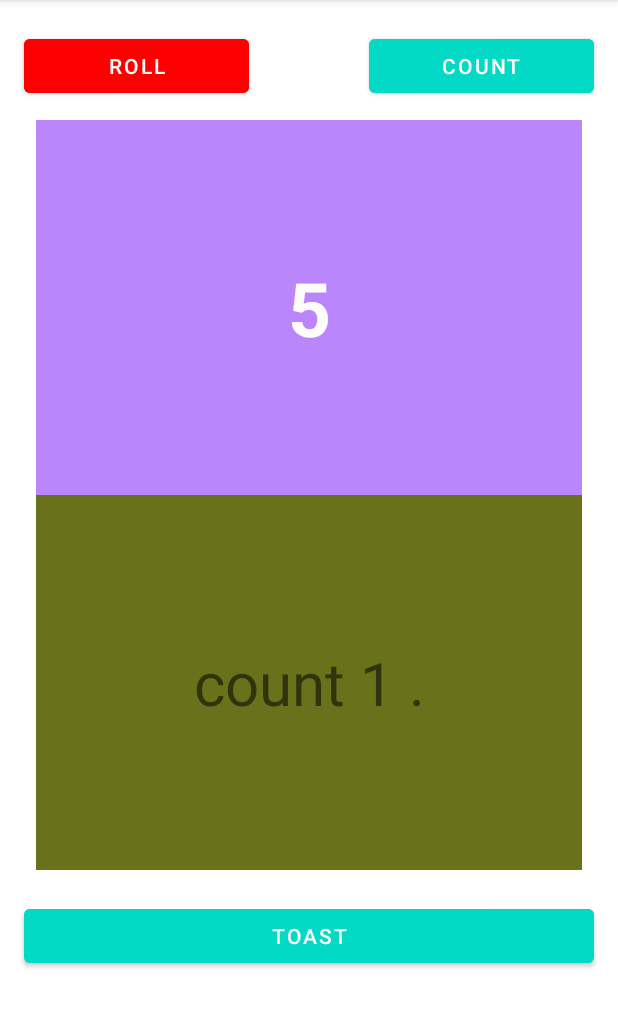
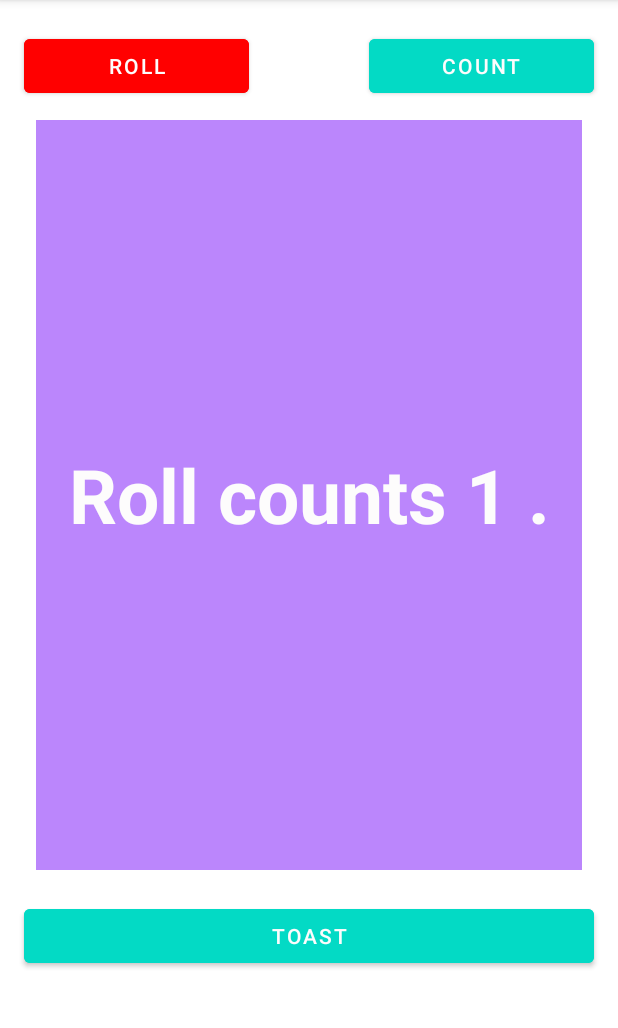
Before and after one commit to dennis-199/diceRoll, an Android app: the screen it shows after launch (MainActivity), after a tap on "COUNT", on a phone screen of 412 x 824 dp, the part 84-1112 px from its top. Run offline under Robolectric (Android 15) with nearby library versions, the phone set to English and light mode, and no system bars; 1 other tap on this screen came first.

Commit message:
count button added

```diff
--- a/app/src/main/java/com/example/diceroll/MainActivity.kt
+++ b/app/src/main/java/com/example/diceroll/MainActivity.kt
@@ -16,9 +16,18 @@ class MainActivity : AppCompatActivity() {
         buttonToast.setOnClickListener { showToast() }
 
     val buttonRoll: Button = findViewById(R.id.button_roll)
-        buttonRoll.setOnClickListener { rollDice() }
+        buttonRoll.setOnClickListener { rollDice()
+            count++}
+
+    val buttonCount: Button = findViewById(R.id.button_count)
+        buttonCount.setOnClickListener { onTouch() }
 
 
+    }
+
+    private fun onTouch() {
+        val counttext: TextView = findViewById(R.id.text_result)
+        counttext.text="Roll counts $count ."
     }
 
     private fun showToast(){
@@ -31,10 +40,5 @@ class MainActivity : AppCompatActivity() {
         textviewresult.text = generatedRandom.toString()
     }
 
-    fun onTouch(view: View) {
-        count+= 1
 
-        val counttextview = findViewById(R.id.counttextview) as TextView
-        counttextview.text = "count $count ."
-    }
 }
--- a/app/src/main/res/layout/activity_main.xml
+++ b/app/src/main/res/layout/activity_main.xml
@@ -25,7 +25,6 @@
         android:layout_marginTop="20dp"
         android:layout_marginEnd="16dp"
         android:backgroundTint="@color/teal_200"
-        android:onClick="onTouch"
         android:text="@string/count_button"
         app:layout_constraintEnd_toEndOf="parent"
         app:layout_constraintLeft_toRightOf="@id/button_roll"
@@ -34,7 +33,7 @@
     <TextView
         android:id="@+id/text_result"
         android:layout_width="match_parent"
-        android:layout_height="250dp"
+        android:layout_height="500dp"
         android:layout_marginStart="24dp"
         android:layout_marginTop="80dp"
         android:layout_marginEnd="24dp"
@@ -52,23 +51,7 @@
         app:layout_constraintStart_toStartOf="parent"
         app:layout_constraintTop_toTopOf="parent" />
 
-    <TextView
-        android:id="@+id/counttextview"
-        android:layout_width="match_parent"
-        android:layout_height="250dp"
-        android:layout_marginStart="24dp"
-        android:layout_marginEnd="24dp"
-        android:background="@color/newcolor"
-        android:gravity="center"
 
-
-
-        android:text="Number of counts"
-        android:textSize="40sp"
-        app:layout_constraintEnd_toEndOf="parent"
-        app:layout_constraintStart_toStartOf="parent"
-
-        app:layout_constraintTop_toBottomOf="@id/text_result" />
 
     <Button
         android:id="@+id/button_toast"
@@ -81,7 +64,7 @@
         android:text="@string/button_toast"
         app:layout_constraintEnd_toEndOf="parent"
         app:layout_constraintStart_toStartOf="parent"
-        app:layout_constraintTop_toBottomOf="@id/counttextview" />
+        app:layout_constraintTop_toBottomOf="@id/text_result" />
 
 
 
```
